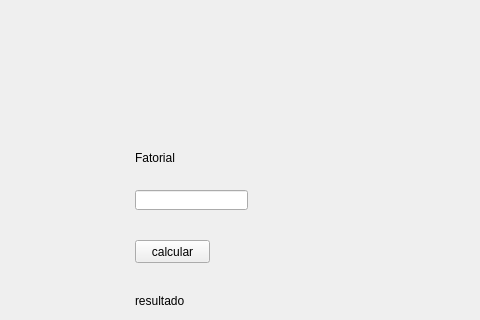
Above: ex03/ex3.ui from PeterLucky731/Qt before the change; both pictures show x 95 to 575 and y 0 to 320 of the 800 by 600 pixel window. Below: the same form after it.
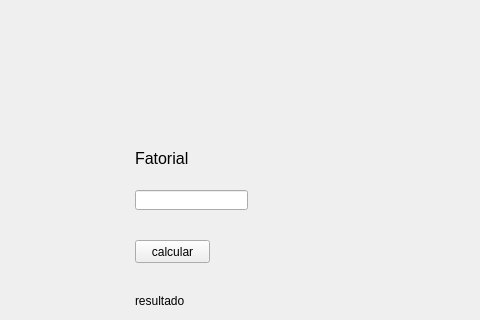
That is the form after the change.

```diff
--- a/ex03/ex3.ui
+++ b/ex03/ex3.ui
@@ -42,10 +42,15 @@
      <rect>
       <x>230</x>
       <y>150</y>
-      <width>71</width>
+      <width>211</width>
       <height>16</height>
      </rect>
     </property>
+    <property name="font">
+     <font>
+      <pointsize>12</pointsize>
+     </font>
+    </property>
     <property name="text">
      <string>Fatorial</string>
     </property>
```
